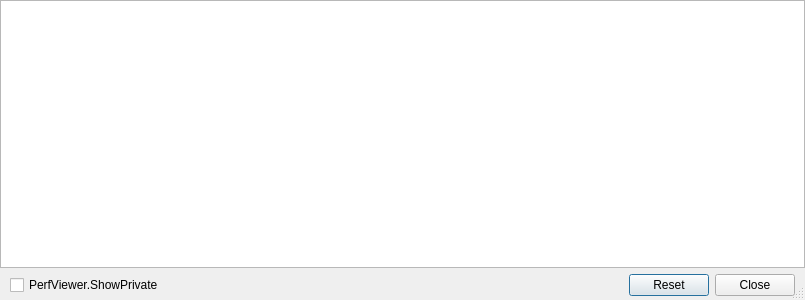
Old version of the form UI/forms/OBSPerfViewer.ui in the repository derrod/obs-studio.
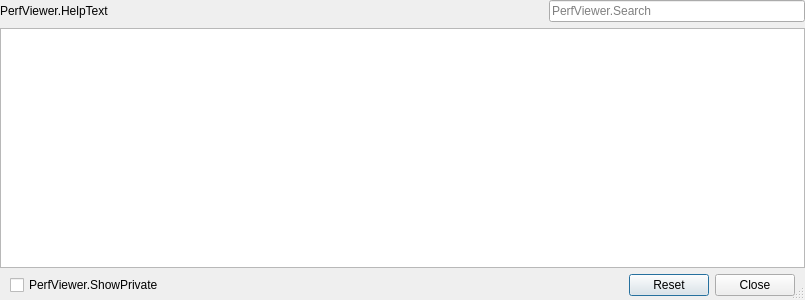
New version of the form.

Commit message: UI: Implement filtering and sorting in PerfViewer

What changed in the file:
```diff
--- a/UI/forms/OBSPerfViewer.ui
+++ b/UI/forms/OBSPerfViewer.ui
@@ -29,6 +29,52 @@
    <property name="bottomMargin">
     <number>4</number>
    </property>
+   <item>
+    <layout class="QHBoxLayout" name="searchBarLayout">
+     <item>
+      <widget class="QLabel" name="label">
+       <property name="text">
+        <string>PerfViewer.HelpText</string>
+       </property>
+      </widget>
+     </item>
+     <item>
+      <spacer name="horizontalSpacer_2">
+       <property name="orientation">
+        <enum>Qt::Horizontal</enum>
+       </property>
+       <property name="sizeType">
+        <enum>QSizePolicy::Expanding</enum>
+       </property>
+       <property name="sizeHint" stdset="0">
+        <size>
+         <width>20</width>
+         <height>20</height>
+        </size>
+       </property>
+      </spacer>
+     </item>
+     <item>
+      <widget class="QLineEdit" name="searchBox">
+       <property name="sizePolicy">
+        <sizepolicy hsizetype="Maximum" vsizetype="Fixed">
+         <horstretch>0</horstretch>
+         <verstretch>0</verstretch>
+        </sizepolicy>
+       </property>
+       <property name="minimumSize">
+        <size>
+         <width>256</width>
+         <height>0</height>
+        </size>
+       </property>
+       <property name="placeholderText">
+        <string>PerfViewer.Search</string>
+       </property>
+      </widget>
+     </item>
+    </layout>
+   </item>
    <item>
     <widget class="QTreeView" name="treeView"/>
    </item>
```
The commit also changes 3 other files.
